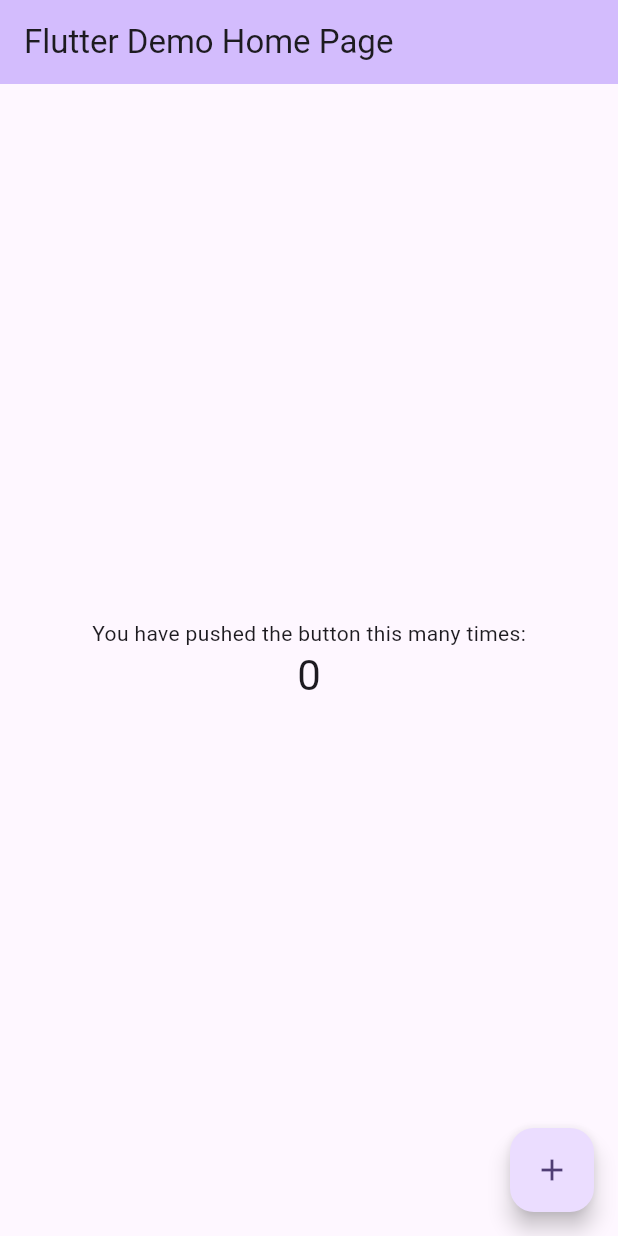
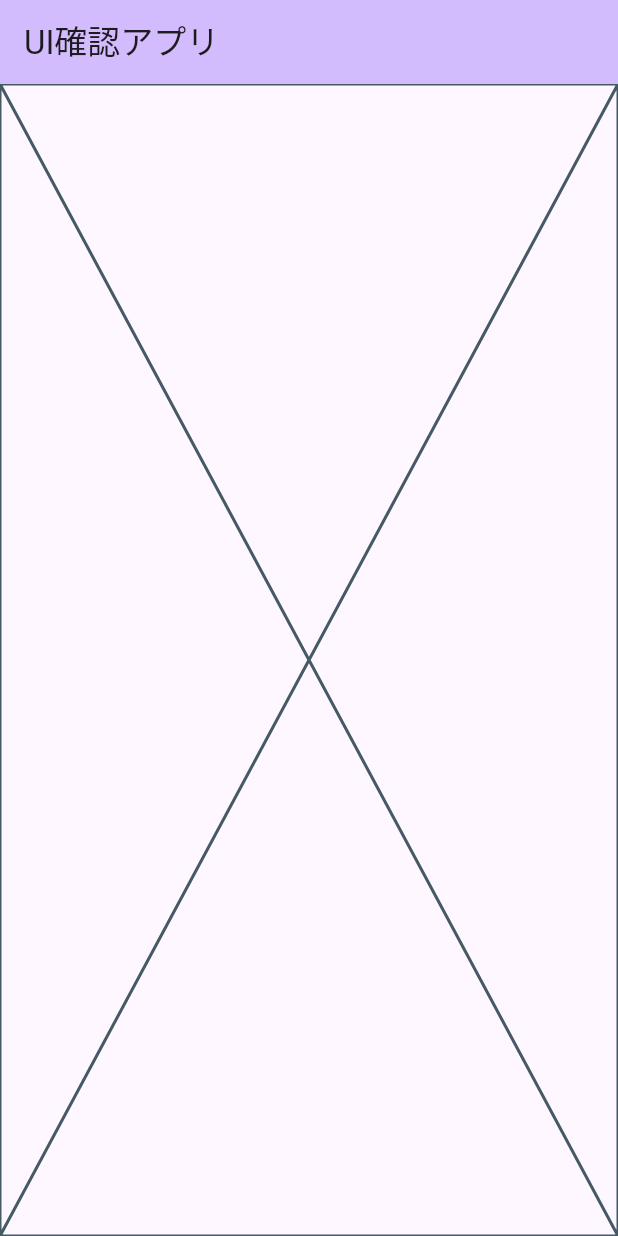
Before and after one commit to otaku1123/flutter-sample-ui, a Flutter app: the screen it shows after launch, on a phone screen of 412 x 824 dp. Run offline on Flutter 3.47's test engine with Material 3 defaults, Android fonts, the light colour scheme and no system bars.

Commit message:
不要な処理を削除する

```diff
--- a/lib/main.dart
+++ b/lib/main.dart
@@ -7,119 +7,35 @@
 class MyApp extends StatelessWidget {
   const MyApp({super.key});
 
-  // This widget is the root of your application.
   @override
   Widget build(BuildContext context) {
     return MaterialApp(
       title: 'Flutter Demo',
       theme: ThemeData(
-        // This is the theme of your application.
-        //
-        // TRY THIS: Try running your application with "flutter run". You'll see
-        // the application has a purple toolbar. Then, without quitting the app,
-        // try changing the seedColor in the colorScheme below to Colors.green
-        // and then invoke "hot reload" (save your changes or press the "hot
-        // reload" button in a Flutter-supported IDE, or press "r" if you used
-        // the command line to start the app).
-        //
-        // Notice that the counter didn't reset back to zero; the application
-        // state is not lost during the reload. To reset the state, use hot
-        // restart instead.
-        //
-        // This works for code too, not just values: Most code changes can be
-        // tested with just a hot reload.
         colorScheme: ColorScheme.fromSeed(seedColor: Colors.deepPurple),
         useMaterial3: true,
       ),
-      home: const MyHomePage(title: 'Flutter Demo Home Page'),
+      home: const MyHomePage(),
     );
   }
 }
 
 class MyHomePage extends StatefulWidget {
-  const MyHomePage({super.key, required this.title});
-
-  // This widget is the home page of your application. It is stateful, meaning
-  // that it has a State object (defined below) that contains fields that affect
-  // how it looks.
-
-  // This class is the configuration for the state. It holds the values (in this
-  // case the title) provided by the parent (in this case the App widget) and
-  // used by the build method of the State. Fields in a Widget subclass are
-  // always marked "final".
-
-  final String title;
+  const MyHomePage({super.key});
 
   @override
   State<MyHomePage> createState() => _MyHomePageState();
 }
 
 class _MyHomePageState extends State<MyHomePage> {
-  int _counter = 0;
-
-  void _incrementCounter() {
-    setState(() {
-      // This call to setState tells the Flutter framework that something has
-      // changed in this State, which causes it to rerun the build method below
-      // so that the display can reflect the updated values. If we changed
-      // _counter without calling setState(), then the build method would not be
-      // called again, and so nothing would appear to happen.
-      _counter++;
-    });
-  }
-
   @override
   Widget build(BuildContext context) {
-    // This method is rerun every time setState is called, for instance as done
-    // by the _incrementCounter method above.
-    //
-    // The Flutter framework has been optimized to make rerunning build methods
-    // fast, so that you can just rebuild anything that needs updating rather
-    // than having to individually change instances of widgets.
     return Scaffold(
       appBar: AppBar(
-        // TRY THIS: Try changing the color here to a specific color (to
-        // Colors.amber, perhaps?) and trigger a hot reload to see the AppBar
-        // change color while the other colors stay the same.
         backgroundColor: Theme.of(context).colorScheme.inversePrimary,
-        // Here we take the value from the MyHomePage object that was created by
-        // the App.build method, and use it to set our appbar title.
-        title: Text(widget.title),
+        title: const Text('UI確認アプリ'),
       ),
-      body: Center(
-        // Center is a layout widget. It takes a single child and positions it
-        // in the middle of the parent.
-        child: Column(
-          // Column is also a layout widget. It takes a list of children and
-          // arranges them vertically. By default, it sizes itself to fit its
-          // children horizontally, and tries to be as tall as its parent.
-          //
-          // Column has various properties to control how it sizes itself and
-          // how it positions its children. Here we use mainAxisAlignment to
-          // center the children vertically; the main axis here is the vertical
-          // axis because Columns are vertical (the cross axis would be
-          // horizontal).
-          //
-          // TRY THIS: Invoke "debug painting" (choose the "Toggle Debug Paint"
-          // action in the IDE, or press "p" in the console), to see the
-          // wireframe for each widget.
-          mainAxisAlignment: MainAxisAlignment.center,
-          children: <Widget>[
-            const Text(
-              'You have pushed the button this many times:',
-            ),
-            Text(
-              '$_counter',
-              style: Theme.of(context).textTheme.headlineMedium,
-            ),
-          ],
-        ),
-      ),
-      floatingActionButton: FloatingActionButton(
-        onPressed: _incrementCounter,
-        tooltip: 'Increment',
-        child: const Icon(Icons.add),
-      ), // This trailing comma makes auto-formatting nicer for build methods.
+      body: const Placeholder(),
     );
   }
 }
```
